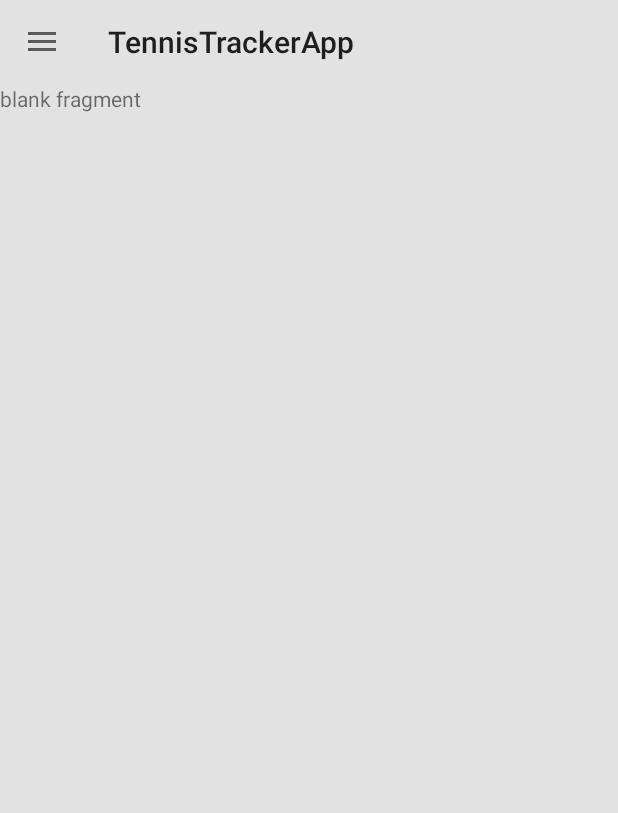
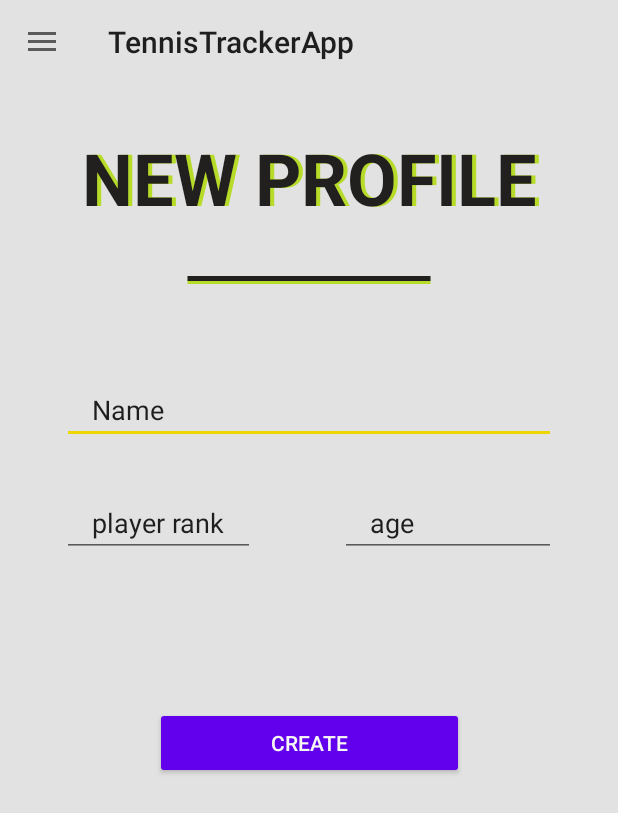
Before and after one commit to DanielIKKA/TennisTrackerApp, an Android app: the screen it shows after launch (MainActivity), in the side drawer, after a tap on "New player", on a phone screen of 412 x 824 dp. Shown: the top 813 px of the screen. Run offline under Robolectric (Android 15) with nearby library versions, the phone set to English and light mode, and no system bars.

Commit message:
xml added

```diff
--- a/app/src/main/java/com/android/tennistrackerapp/controller/activities/MainActivity.java
+++ b/app/src/main/java/com/android/tennistrackerapp/controller/activities/MainActivity.java
@@ -8,7 +8,7 @@ import android.view.MenuItem;
 
 import com.android.tennistrackerapp.R;
 import com.android.tennistrackerapp.controller.fragments.HomeFragment;
-import com.android.tennistrackerapp.controller.fragments.StatisticsFragment;
+import com.android.tennistrackerapp.controller.fragments.NewProfileFragment;
 import com.android.tennistrackerapp.model.database.DBManager;
 import com.google.android.material.navigation.NavigationView;
 
@@ -204,7 +204,7 @@ public class MainActivity extends AppCompatActivity implements NavigationView.On
     }
 
     private void showNewProfileFragment(){
-        if (this.fragmentNewProfile == null) this.fragmentNewProfile = StatisticsFragment.newInstance();
+        if (this.fragmentNewProfile == null) this.fragmentNewProfile = NewProfileFragment.newInstance();
         this.startTransactionFragment(this.fragmentNewProfile);
     }
 
--- /dev/null
+++ b/app/src/main/java/com/android/tennistrackerapp/controller/fragments/NewProfileFragment.java
@@ -0,0 +1,38 @@
+package com.android.tennistrackerapp.controller.fragments;
+
+import android.os.Bundle;
+import android.view.LayoutInflater;
+import android.view.View;
+import android.view.ViewGroup;
+
+import com.android.tennistrackerapp.R;
+
+import androidx.fragment.app.Fragment;
+
+/**
+ * A simple {@link Fragment} subclass.
+ */
+public class NewProfileFragment extends Fragment {
+
+    // --------------
+    // DESIGN ELEM
+    // --------------
+    private View mainView;
+
+    // --------------
+    // CONSTRUCTOR
+    // --------------
+    public NewProfileFragment() {}
+
+    public static NewProfileFragment newInstance() {
+        return new NewProfileFragment();
+    }
+
+    @Override
+    public View onCreateView(LayoutInflater inflater, ViewGroup container, Bundle savedInstanceState) {
+        // Inflate the layout for this fragment
+        this.mainView =  inflater.inflate(R.layout.fragment_new_profile, container, false);
+
+        return this.mainView;
+    }
+}
--- /dev/null
+++ b/app/src/main/res/layout/fragment_new_profile.xml
@@ -0,0 +1,134 @@
+<?xml version="1.0" encoding="utf-8"?>
+<ScrollView android:id="@+id/new_profile_scrollview"
+    xmlns:android="http://schemas.android.com/apk/res/android"
+    xmlns:tools="http://schemas.android.com/tools"
+    android:layout_width="match_parent"
+    android:layout_height="match_parent"
+    tools:context=".controller.fragments.NewProfileFragment"
+    xmlns:app="http://schemas.android.com/apk/res-auto">
+
+    <androidx.constraintlayout.widget.ConstraintLayout
+        android:id="@+id/new_profile_layout"
+        android:layout_width="match_parent"
+        android:layout_height="wrap_content">
+
+        <!-- Header -->
+        <androidx.appcompat.widget.AppCompatTextView
+            android:id="@+id/new_profile_title_highlight"
+            android:layout_width="0dp"
+            android:layout_height="wrap_content"
+
+            app:layout_constraintTop_toTopOf="@id/new_profile_title"
+            app:layout_constraintStart_toStartOf="@id/new_profile_title"
+            app:layout_constraintEnd_toEndOf="@id/new_profile_title"
+            android:layout_marginStart="5sp"
+
+            style="@style/TextAppearance.MaterialComponents.Headline3"
+            android:textAlignment="center"
+            android:textStyle="bold"
+            android:textColor="@color/green_tennisTracker"
+            android:text="@string/new_profile_title"
+            />
+        <androidx.appcompat.widget.AppCompatTextView
+            android:id="@+id/new_profile_title"
+            android:layout_width="match_parent"
+            android:layout_height="wrap_content"
+            app:layout_constraintTop_toTopOf="parent"
+            android:layout_marginVertical="30dp"
+
+            style="@style/TextAppearance.MaterialComponents.Headline3"
+            android:textAlignment="center"
+            android:textColor="@color/text_dark"
+            android:textStyle="bold"
+            android:text="@string/new_profile_title"
+            />
+        <View
+            android:id="@+id/new_profile_bar_highlight"
+            android:layout_width="0dp"
+            android:layout_height="10dp"
+
+            app:layout_constraintStart_toStartOf="@id/new_profile_bar"
+            app:layout_constraintEnd_toEndOf="@id/new_profile_bar"
+            app:layout_constraintTop_toTopOf="@id/new_profile_bar"
+            android:layout_marginTop="2dp"
+
+            android:background="@drawable/line_bold_highlight"
+            />
+        <View
+            android:id="@+id/new_profile_bar"
+            android:layout_width="0dp"
+            android:layout_height="10dp"
+
+            app:layout_constraintStart_toStartOf="parent"
+            app:layout_constraintEnd_toEndOf="parent"
+            app:layout_constraintWidth_percent="0.4"
+            app:layout_constraintTop_toBottomOf="@id/new_profile_title"
+            android:layout_marginTop="30dp"
+
+            android:background="@drawable/line_bold_dark"
+            />
+
+        <!-- body -->
+        <androidx.appcompat.widget.AppCompatEditText
+            android:id="@+id/new_profile_field_name"
+            android:layout_width="0dp"
+            android:layout_height="wrap_content"
+
+            android:layout_marginTop="60dp"
+            android:inputType="textPersonName"
+            android:paddingHorizontal="20dp"
+            android:text="Name"
+
+
+            app:layout_constraintEnd_toEndOf="parent"
+            app:layout_constraintStart_toStartOf="parent"
+            app:layout_constraintTop_toBottomOf="@id/new_profile_bar"
+            app:layout_constraintWidth_percent="0.8" />
+        <androidx.appcompat.widget.AppCompatEditText
+            android:id="@+id/new_profile_field_rank"
+            android:layout_width="wrap_content"
+            android:layout_height="wrap_content"
+
+            app:layout_constraintTop_toBottomOf="@id/new_profile_field_name"
+            app:layout_constraintStart_toStartOf="@id/new_profile_field_name"
+
+            app:layout_constraintWidth_percent="0.35"
+            android:layout_marginTop="30dp"
+
+            android:paddingHorizontal="20dp"
+            android:text="player rank"
+            android:inputType="number"
+            />
+        <androidx.appcompat.widget.AppCompatEditText
+            android:id="@+id/new_profile_field_age"
+            android:layout_width="0dp"
+            android:layout_height="wrap_content"
+
+            app:layout_constraintTop_toTopOf="@id/new_profile_field_rank"
+
+            app:layout_constraintEnd_toEndOf="@id/new_profile_field_name"
+            app:layout_constraintWidth_percent="0.35"
+
+            android:paddingHorizontal="20dp"
+            android:text="age"
+            android:inputType="number"
+            />
+
+        <androidx.appcompat.widget.AppCompatButton
+            android:id="@+id/new_profile_btn"
+            style="@style/TextAppearance.AppCompat.Widget.ActionBar.Menu"
+            android:layout_width="0dp"
+
+            android:layout_height="wrap_content"
+            android:layout_marginTop="100dp"
+            android:backgroundTint="@color/design_default_color_primary"
+            android:text="CREATE"
+            android:textColor="@color/colorPrimary"
+
+            app:layout_constraintEnd_toEndOf="parent"
+            app:layout_constraintStart_toStartOf="parent"
+            app:layout_constraintTop_toBottomOf="@id/new_profile_field_age"
+            app:layout_constraintWidth_percent="0.5" />
+
+    </androidx.constraintlayout.widget.ConstraintLayout>
+</ScrollView>
--- a/app/src/main/res/values/strings.xml
+++ b/app/src/main/res/values/strings.xml
@@ -16,5 +16,9 @@
     <!-- MenuDrawer Strings -->
     <string name="menu">MENU</string>
 
+    <!-- TODO: Remove or change this placeholder text -->
+    <string name="hello_blank_fragment">Hello blank fragment</string>
+    <string name="new_profile_title">NEW PROFILE</string>
+
 
 </resources>
```
